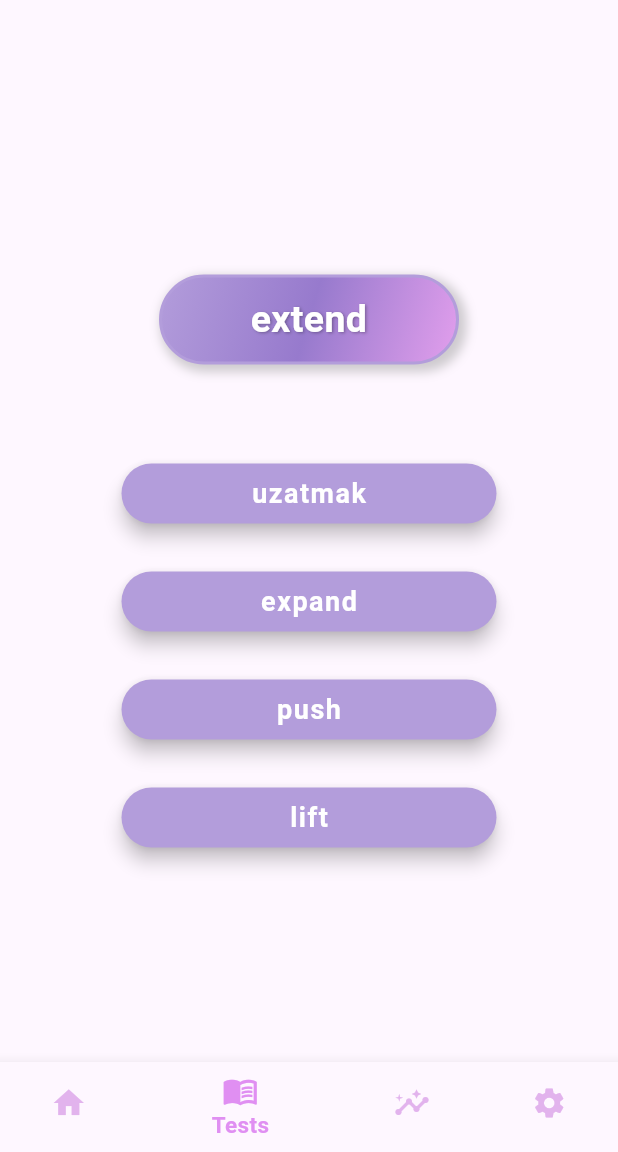
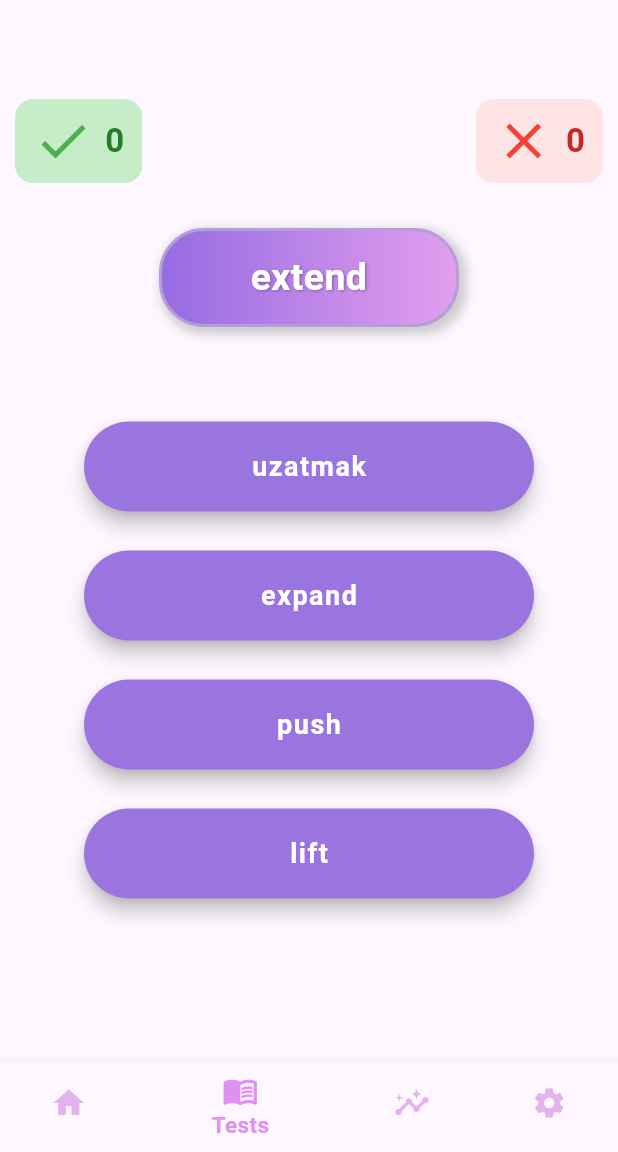
Before and after one commit to koksal100/SE380_PROJECT, a Flutter app: the screen it shows after launch, item 2 of the bottom bar chosen, on a phone screen of 412 x 824 dp, the part 84-1236 px from its top. Run offline on Flutter 3.47's test engine with Material 3 defaults, Android fonts, the phone set to English and light mode, and no system bars; our stand-ins replace cloud_firestore, firebase_core; missing offline and left inert: dart:ffi; accounts and stored records are empty.

```diff
--- a/lib/PageTwo.dart
+++ b/lib/PageTwo.dart
@@ -18,6 +18,8 @@ class _PageTwoState extends State<PageTwo> {
   late Future<Map<String, String>> futurefailedWordsByUser;
   late Map<String, String> failedWordsByUser;
   late Map<String, dynamic> choicesMap;
+  int trueCounter = 0;
+  int falseCounter = 0;
 
   bool isfailedWordsByUserLoaded = false;
   int wordIndex = 0;
@@ -97,11 +99,80 @@ class _PageTwoState extends State<PageTwo> {
     });
   }
 
+  void checkValidity(String answer) {
+    if (answer ==
+        failedWordsByUser[failedWordsByUser.keys.toList()[wordIndex]]!) {
+      trueCounter++;
+    } else {
+      falseCounter++;
+    }
+    setState(() {});
+  }
+
   @override
   Widget build(BuildContext context) {
     return Scaffold(
       appBar: AppBar(),
-      body: Center(
+      body: Stack(children: [
+        Positioned(
+          left: 10,
+          top: 10,
+          child: Container(
+            padding: EdgeInsets.symmetric(horizontal: 12, vertical: 8),
+            decoration: BoxDecoration(
+              color: const Color.fromARGB(255, 198, 237, 200),
+              borderRadius: BorderRadius.circular(12),
+            ),
+            child: Row(
+              children: [
+                Icon(
+                  Icons.check,
+                  color: Colors.green,
+                  size: 40,
+                ),
+                SizedBox(width: 8),
+                Text(
+                  "$trueCounter",
+                  style: TextStyle(
+                    fontWeight: FontWeight.bold,
+                    fontSize: 22,
+                    color: const Color.fromARGB(255, 37, 123, 42),
+                  ),
+                ),
+              ],
+            ),
+          ),
+        ),
+        Positioned(
+          right: 10,
+          top: 10,
+          child: Container(
+            padding: EdgeInsets.symmetric(horizontal: 12, vertical: 8),
+            decoration: BoxDecoration(
+              color: const Color.fromARGB(255, 255, 228, 230),
+              borderRadius: BorderRadius.circular(12),
+            ),
+            child: Row(
+              children: [
+                Icon(
+                  Icons.close,
+                  color: Colors.red,
+                  size: 40,
+                ),
+                SizedBox(width: 8),
+                Text(
+                  "$falseCounter",
+                  style: TextStyle(
+                    fontWeight: FontWeight.bold,
+                    fontSize: 22,
+                    color: Colors.red.shade800,
+                  ),
+                ),
+              ],
+            ),
+          ),
+        ),
+        Center(
           child: isfailedWordsByUserLoaded
               ? Column(
                   mainAxisAlignment: MainAxisAlignment.center,
@@ -112,12 +183,11 @@ class _PageTwoState extends State<PageTwo> {
                         decoration: BoxDecoration(
                           gradient: LinearGradient(
                             colors: [
-                            Color(0xFFB39DDB),
-                            Color.fromARGB(255, 151, 122, 205),
+                              Color.fromARGB(255, 149, 107, 227),
                               Color.fromARGB(255, 227, 159, 237),
                             ],
-                          begin: Alignment.topLeft, // Geçişin başlangıç noktası
-                          end: Alignment.bottomRight, // Geçişin bitiş noktası
+                            begin: Alignment.topLeft,
+                            end: Alignment.topRight,
                           ),
                           borderRadius: BorderRadius.circular(30),
                           border: Border.all(
@@ -134,22 +204,19 @@ class _PageTwoState extends State<PageTwo> {
                           ],
                         ),
                         child: Padding(
-                        padding: EdgeInsets.symmetric(
-                            horizontal: 16.0, vertical: 12.0), // İç boşluk
+                          padding:
+                              EdgeInsets.symmetric(horizontal: 5, vertical: 15),
                           child: Text(
                             "${failedWordsByUser.keys.toList()[wordIndex]}",
                             style: TextStyle(
                               fontWeight: FontWeight.bold,
                               fontSize: 25,
-                            color: Color.fromARGB(
-                                255, 255, 255, 255), // Yazı rengi
+                              color: Color.fromARGB(255, 255, 255, 255),
                               shadows: [
                                 Shadow(
-                                offset:
-                                    Offset(1.0, 1.0), // Yazı gölgesinin kayması
-                                blurRadius: 2.0, // Yazı gölgesinin bulanıklığı
-                                color: Colors.black
-                                    .withOpacity(0.3), // Yazı gölgesinin rengi
+                                  offset: Offset(1.0, 1.0),
+                                  blurRadius: 2.0,
+                                  color: Colors.black.withOpacity(0.3),
                                 ),
                               ],
                             ),
@@ -161,22 +228,25 @@ class _PageTwoState extends State<PageTwo> {
                     SizedBox(height: 50),
                     ...currentChoices.map((word) {
                       return Padding(
-                      padding: const EdgeInsets.all(12.0),
+                        padding: const EdgeInsets.all(13),
                         child: Container(
-                        width: 250,
+                          width: 300,
+                          height: 60,
                           child: ElevatedButton(
                             onPressed: () {
                               setState(() {
+                                checkValidity(word);
                                 wordIndex++;
                                 fillCurrentChoices(
                                     failedWordsByUser.keys.toList()[wordIndex]);
                               });
                             },
                             style: ElevatedButton.styleFrom(
-                            backgroundColor: Color(0xFFB39DDB),
+                              backgroundColor:
+                                  Color.fromARGB(255, 154, 117, 224),
                               foregroundColor: Colors.white,
                               shape: RoundedRectangleBorder(
-                              borderRadius: BorderRadius.circular(30.0),
+                                borderRadius: BorderRadius.circular(50),
                               ),
                               elevation: 5,
                             ),
@@ -196,6 +266,7 @@ class _PageTwoState extends State<PageTwo> {
                 )
               : CircularProgressIndicator(),
         ),
+      ]),
     );
   }
 }
--- a/lib/main.dart
+++ b/lib/main.dart
@@ -44,7 +44,7 @@ class _MyHomePageState extends State<MyHomePage> {
   final FirebaseFirestore _firestore = FirebaseFirestore.instance;
 
   Future<void> _addData() async {
-    for (int i = 0; i < 100; i++) {
+    for (int i = 0; i < 2; i++) {
       try {
         await _firestore.collection('users').doc('exampleUser$i').set({
           'name': 'ömer gök',
@@ -61,7 +61,6 @@ class _MyHomePageState extends State<MyHomePage> {
   @override
   void initState() {
     _addData();
-    // TODO: implement initState
     super.initState();
   }
 
```
Also changed, not shown: lib/PageOne.dart (+9 -4 lines), lib/PageOneToOnlineScreen.dart (added, +175 -0 lines). Lines whose indentation alone changed are shown as unchanged.
